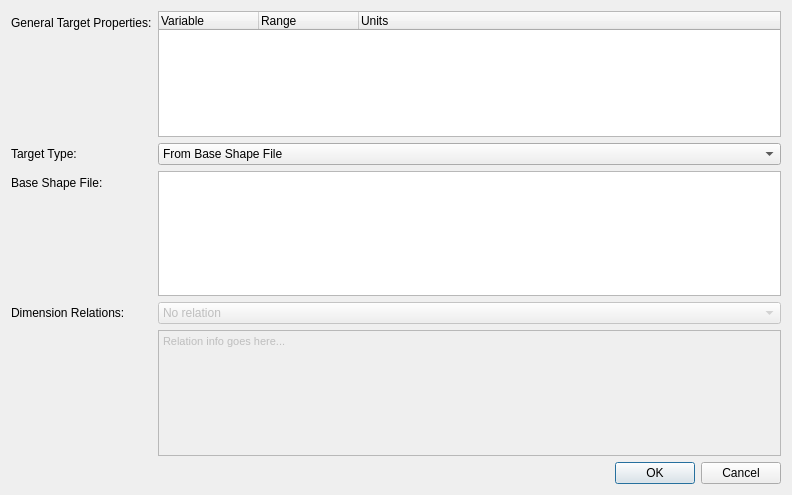
rhoneyager/rtmath, file rtmath/rtmath-apps/ddscat-genparams-qt/frmTarget.ui: the form before one commit.
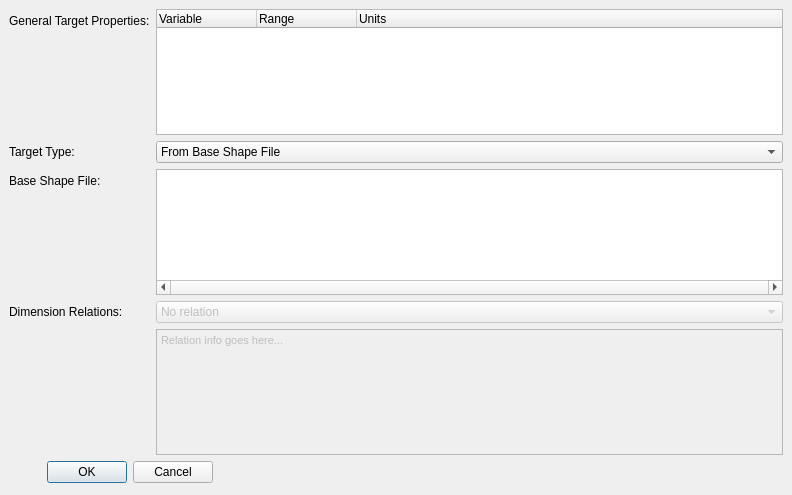
The form after the commit.

Commit message: Lots of work. Can save from genparams-qt and expect everything to work for FROM_FILE. Reading is not yet done. Need to implement other shapes. shapeModifiable now has promote(), which casts to the most specific derived class.

```diff
--- a/rtmath/rtmath-apps/ddscat-genparams-qt/frmTarget.ui
+++ b/rtmath/rtmath-apps/ddscat-genparams-qt/frmTarget.ui
@@ -13,8 +13,15 @@
   <property name="windowTitle">
    <string>Target Properties</string>
   </property>
-  <layout class="QVBoxLayout" name="verticalLayout">
-   <item>
+  <widget class="QWidget" name="">
+   <property name="geometry">
+    <rect>
+     <x>9</x>
+     <y>9</y>
+     <width>774</width>
+     <height>446</height>
+    </rect>
+   </property>
     <layout class="QFormLayout" name="formLayout">
      <item row="1" column="0">
       <widget class="QLabel" name="label">
@@ -160,6 +167,15 @@
      </item>
      <item row="2" column="1">
       <widget class="QTreeWidget" name="treeShapedat">
+      <property name="contextMenuPolicy">
+       <enum>Qt::CustomContextMenu</enum>
+      </property>
+      <property name="horizontalScrollBarPolicy">
+       <enum>Qt::ScrollBarAlwaysOn</enum>
+      </property>
+      <property name="selectionMode">
+       <enum>QAbstractItemView::ExtendedSelection</enum>
+      </property>
        <attribute name="headerVisible">
         <bool>false</bool>
        </attribute>
@@ -171,21 +187,16 @@
       </widget>
      </item>
     </layout>
-   </item>
-   <item>
-    <spacer name="verticalSpacer">
-     <property name="orientation">
-      <enum>Qt::Vertical</enum>
-     </property>
-     <property name="sizeHint" stdset="0">
-      <size>
-       <width>20</width>
-       <height>40</height>
-      </size>
-     </property>
-    </spacer>
-   </item>
-   <item>
+  </widget>
+  <widget class="QWidget" name="">
+   <property name="geometry">
+    <rect>
+     <x>9</x>
+     <y>461</y>
+     <width>204</width>
+     <height>25</height>
+    </rect>
+   </property>
     <layout class="QHBoxLayout" name="horizontalLayout_2">
      <property name="sizeConstraint">
       <enum>QLayout::SetMinAndMaxSize</enum>
@@ -224,8 +235,7 @@
       </widget>
      </item>
     </layout>
-   </item>
-  </layout>
+  </widget>
  </widget>
  <resources/>
  <connections>
```
Left out of the diff: 89 changed lines with no effect on the pictures. Lines whose indentation alone changed are shown as unchanged. The commit also changes 11 other files.
